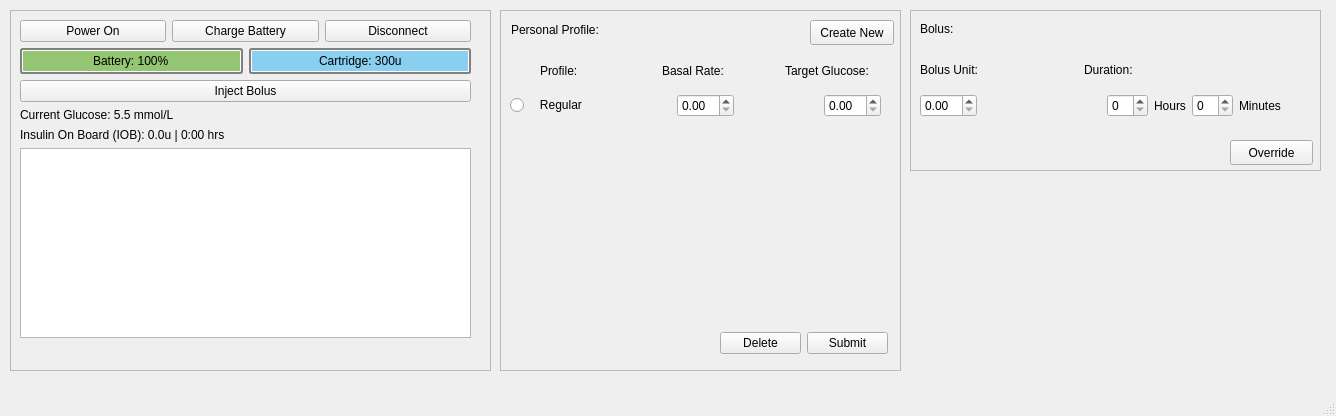
This is InsulinPump/mainwindow.ui in rae-shi/comp3004Team17InsulinPump as Qt 5 draws it before an edit. The edited form follows.
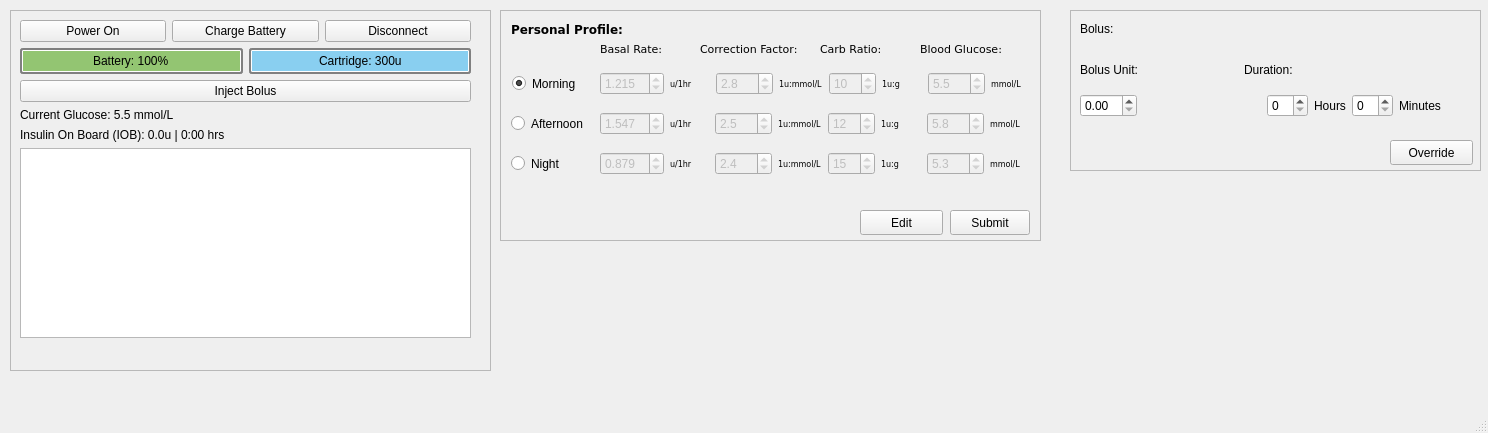
This is the edited form.

Commit message: Added changes for Personal Profile.

What changed in the file:
```diff
--- a/InsulinPump/mainwindow.ui
+++ b/InsulinPump/mainwindow.ui
@@ -6,8 +6,8 @@
    <rect>
     <x>0</x>
     <y>0</y>
-    <width>1336</width>
-    <height>416</height>
+    <width>1488</width>
+    <height>433</height>
    </rect>
   </property>
   <widget class="QWidget" name="centralwidget">
@@ -145,8 +145,8 @@
      <rect>
       <x>500</x>
       <y>10</y>
-      <width>401</width>
-      <height>361</height>
+      <width>541</width>
+      <height>231</height>
      </rect>
     </property>
     <property name="frameShape">
@@ -160,142 +160,518 @@
       <rect>
        <x>11</x>
        <y>11</y>
-       <width>105</width>
+       <width>141</width>
        <height>17</height>
       </rect>
      </property>
+     <property name="font">
+      <font>
+       <family>DejaVu Sans</family>
+       <weight>75</weight>
+       <bold>true</bold>
+      </font>
+     </property>
      <property name="text">
       <string>Personal Profile:</string>
      </property>
     </widget>
-    <widget class="QPushButton" name="createProfileButton">
+    <widget class="QRadioButton" name="morningProfileRadioButton">
      <property name="geometry">
       <rect>
-       <x>310</x>
-       <y>10</y>
-       <width>84</width>
-       <height>25</height>
+       <x>12</x>
+       <y>62</y>
+       <width>78</width>
+       <height>23</height>
       </rect>
      </property>
      <property name="text">
-      <string>Create New</string>
+      <string>Morning</string>
      </property>
+     <property name="checked">
+      <bool>true</bool>
+     </property>
     </widget>
-    <widget class="QWidget" name="layoutWidget">
+    <widget class="QRadioButton" name="afternoonProfileRadioButton">
      <property name="geometry">
       <rect>
-       <x>10</x>
-       <y>80</y>
-       <width>371</width>
-       <height>31</height>
+       <x>11</x>
+       <y>102</y>
+       <width>89</width>
+       <height>23</height>
       </rect>
      </property>
-     <layout class="QHBoxLayout" name="defaultProfileLayout">
+     <property name="text">
+      <string>Afternoon</string>
+     </property>
+    </widget>
+    <widget class="QRadioButton" name="nightProfileRadioButton">
+     <property name="geometry">
+      <rect>
+       <x>11</x>
+       <y>142</y>
+       <width>60</width>
+       <height>23</height>
+      </rect>
+     </property>
+     <property name="text">
+      <string>Night</string>
+     </property>
+    </widget>
+    <widget class="QWidget" name="layoutWidget_2">
+     <property name="geometry">
+      <rect>
+       <x>100</x>
+       <y>100</y>
+       <width>429</width>
+       <height>28</height>
+      </rect>
+     </property>
+     <layout class="QHBoxLayout" name="afternoonProfileLayout">
       <item>
-       <widget class="QRadioButton" name="defaultProfileRadioButton">
+       <widget class="QDoubleSpinBox" name="afternoonBRSpinBox">
+        <property name="enabled">
+         <bool>false</bool>
+        </property>
+        <property name="decimals">
+         <number>3</number>
+        </property>
+        <property name="value">
+         <double>1.547000000000000</double>
+        </property>
+       </widget>
+      </item>
+      <item>
+       <widget class="QLabel" name="afternoonBRUnitLabel">
+        <property name="font">
+         <font>
+          <family>DejaVu Sans</family>
+          <pointsize>6</pointsize>
+         </font>
+        </property>
         <property name="text">
-         <string>   Regular</string>
+         <string>u/1hr</string>
         </property>
        </widget>
       </item>
       <item>
-       <spacer name="spacer1">
-        <property name="orientation">
-         <enum>Qt::Horizontal</enum>
+       <widget class="QDoubleSpinBox" name="afternoonCFSpinBox">
+        <property name="enabled">
+         <bool>false</bool>
         </property>
-        <property name="sizeHint" stdset="0">
-         <size>
-          <width>40</width>
-          <height>20</height>
-         </size>
+        <property name="decimals">
+         <number>1</number>
         </property>
-       </spacer>
+        <property name="value">
+         <double>2.500000000000000</double>
+        </property>
+       </widget>
       </item>
       <item>
-       <widget class="QDoubleSpinBox" name="defaultProfileBasalSpinBox"/>
+       <widget class="QLabel" name="afternoonCFUnitLabel">
+        <property name="font">
+         <font>
+          <family>DejaVu Sans</family>
+          <pointsize>6</pointsize>
+         </font>
+        </property>
+        <property name="text">
+         <string>1u:mmol/L</string>
+        </property>
+       </widget>
       </item>
       <item>
-       <spacer name="spacer2">
-        <property name="orientation">
-         <enum>Qt::Horizontal</enum>
+       <widget class="QDoubleSpinBox" name="afternoonCRSpinBox">
+        <property name="enabled">
+         <bool>false</bool>
         </property>
-        <property name="sizeHint" stdset="0">
-         <size>
-          <width>40</width>
-          <height>20</height>
-         </size>
+        <property name="decimals">
+         <number>0</number>
         </property>
-       </spacer>
+        <property name="value">
+         <double>12.000000000000000</double>
+        </property>
+       </widget>
       </item>
       <item>
-       <widget class="QDoubleSpinBox" name="deafultProfileGlucoseSpinBox"/>
+       <widget class="QLabel" name="afternoonCRUnitLabel">
+        <property name="font">
+         <font>
+          <family>DejaVu Sans</family>
+          <pointsize>6</pointsize>
+         </font>
+        </property>
+        <property name="text">
+         <string>1u:g</string>
+        </property>
+       </widget>
       </item>
+      <item>
+       <widget class="QDoubleSpinBox" name="afternoonBGSpinBox">
+        <property name="enabled">
+         <bool>false</bool>
+        </property>
+        <property name="decimals">
+         <number>1</number>
+        </property>
+        <property name="value">
+         <double>5.800000000000000</double>
+        </property>
+       </widget>
+      </item>
+      <item>
+       <widget class="QLabel" name="afternoonBGUnitLabel">
+        <property name="font">
+         <font>
+          <family>DejaVu Sans</family>
+          <pointsize>6</pointsize>
+         </font>
+        </property>
+        <property name="text">
+         <string>mmol/L</string>
+        </property>
+       </widget>
+      </item>
      </layout>
     </widget>
-    <widget class="QWidget" name="layoutWidget">
+    <widget class="QWidget" name="layoutWidget_3">
      <property name="geometry">
       <rect>
-       <x>40</x>
-       <y>50</y>
-       <width>361</width>
-       <height>22</height>
+       <x>100</x>
+       <y>140</y>
+       <width>429</width>
+       <height>28</height>
       </rect>
      </property>
-     <layout class="QHBoxLayout" name="profileLabelLayout">
+     <layout class="QHBoxLayout" name="nightProfileLayout">
       <item>
-       <widget class="QLabel" name="profileLabel">
+       <widget class="QDoubleSpinBox" name="nightBRSpinBox">
+        <property name="enabled">
+         <bool>false</bool>
+        </property>
+        <property name="decimals">
+         <number>3</number>
+        </property>
+        <property name="value">
+         <double>0.879000000000000</double>
+        </property>
+       </widget>
+      </item>
+      <item>
+       <widget class="QLabel" name="afternoonBRUnitLabel_2">
+        <property name="font">
+         <font>
+          <family>DejaVu Sans</family>
+          <pointsize>6</pointsize>
+         </font>
+        </property>
         <property name="text">
-         <string>Profile:</string>
+         <string>u/1hr</string>
         </property>
        </widget>
       </item>
       <item>
-       <widget class="QLabel" name="basalLabel">
+       <widget class="QDoubleSpinBox" name="nightCFSpinBox">
+        <property name="enabled">
+         <bool>false</bool>
+        </property>
+        <property name="decimals">
+         <number>1</number>
+        </property>
+        <property name="value">
+         <double>2.400000000000000</double>
+        </property>
+       </widget>
+      </item>
+      <item>
+       <widget class="QLabel" name="nightCFUnitLabel">
+        <property name="font">
+         <font>
+          <family>DejaVu Sans</family>
+          <pointsize>6</pointsize>
+         </font>
+        </property>
         <property name="text">
-         <string>Basal Rate:</string>
+         <string>1u:mmol/L</string>
         </property>
        </widget>
       </item>
       <item>
-       <widget class="QLabel" name="targetGlucoseLabel">
+       <widget class="QDoubleSpinBox" name="nightCRSpinBox">
+        <property name="enabled">
+         <bool>false</bool>
+        </property>
+        <property name="decimals">
+         <number>0</number>
+        </property>
+        <property name="value">
+         <double>15.000000000000000</double>
+        </property>
+       </widget>
+      </item>
+      <item>
+       <widget class="QLabel" name="nightCRUnitLabel">
+        <property name="font">
+         <font>
+          <family>DejaVu Sans</family>
+          <pointsize>6</pointsize>
+         </font>
+        </property>
         <property name="text">
-         <string>Target Glucose:</string>
+         <string>1u:g</string>
         </property>
        </widget>
       </item>
+      <item>
+       <widget class="QDoubleSpinBox" name="nightBGSpinBox">
+        <property name="enabled">
+         <bool>false</bool>
+        </property>
+        <property name="decimals">
+         <number>1</number>
+        </property>
+        <property name="value">
+         <double>5.300000000000000</double>
+        </property>
+       </widget>
+      </item>
+      <item>
+       <widget class="QLabel" name="nightBGUnitLabel">
+        <property name="font">
+         <font>
+          <family>DejaVu Sans</family>
+          <pointsize>6</pointsize>
+         </font>
+        </property>
+        <property name="text">
+         <string>mmol/L</string>
+        </property>
+       </widget>
+      </item>
      </layout>
     </widget>
+    <widget class="QPushButton" name="submitProfileButton">
+     <property name="geometry">
+      <rect>
+       <x>450</x>
+       <y>200</y>
+       <width>80</width>
+       <height>25</height>
+      </rect>
+     </property>
+     <property name="text">
+      <string>Submit</string>
+     </property>
+    </widget>
     <widget class="QWidget" name="layoutWidget">
      <property name="geometry">
       <rect>
-       <x>220</x>
-       <y>320</y>
-       <width>168</width>
-       <height>27</height>
+       <x>100</x>
+       <y>60</y>
+       <width>431</width>
+       <height>28</height>
       </rect>
      </property>
-     <layout class="QHBoxLayout" name="ProfileButtonLayout">
+     <layout class="QHBoxLayout" name="morningProfileLayout">
       <item>
-       <widget class="QPushButton" name="deleteProfileButton">
+       <widget class="QDoubleSpinBox" name="morningBRSpinBox">
+        <property name="enabled">
+         <bool>false</bool>
+        </property>
+        <property name="decimals">
+         <number>3</number>
+        </property>
+        <property name="value">
+         <double>1.215000000000000</double>
+        </property>
+       </widget>
+      </item>
+      <item>
+       <widget class="QLabel" name="morningBRUnitLabel">
+        <property name="font">
+         <font>
+          <family>DejaVu Sans</family>
+          <pointsize>6</pointsize>
+         </font>
+        </property>
         <property name="text">
-         <string>Delete</string>
+         <string>u/1hr</string>
         </property>
        </widget>
       </item>
       <item>
-       <widget class="QPushButton" name="submitProfileButton">
+       <widget class="QDoubleSpinBox" name="morningCFSpinBox">
+        <property name="enabled">
+         <bool>false</bool>
+        </property>
+        <property name="decimals">
+         <number>1</number>
+        </property>
+        <property name="value">
+         <double>2.800000000000000</double>
+        </property>
+       </widget>
+      </item>
+      <item>
+       <widget class="QLabel" name="morningCFUnitLabel">
+        <property name="font">
+         <font>
+          <family>DejaVu Sans</family>
+          <pointsize>6</pointsize>
+         </font>
+        </property>
         <property name="text">
-         <string>Submit</string>
+         <string>1u:mmol/L</string>
         </property>
        </widget>
       </item>
+      <item>
+       <widget class="QDoubleSpinBox" name="morningCRSpinBox">
+        <property name="enabled">
+         <bool>false</bool>
+        </property>
+        <property name="decimals">
+         <number>0</number>
+        </property>
+        <property name="value">
+         <double>10.000000000000000</double>
+        </property>
+       </widget>
+      </item>
+      <item>
+       <widget class="QLabel" name="morningCRUnitLabel">
+        <property name="font">
+         <font>
+          <family>DejaVu Sans</family>
+          <pointsize>6</pointsize>
+         </font>
+        </property>
+        <property name="text">
+         <string>1u:g</string>
+        </property>
+       </widget>
+      </item>
+      <item>
+       <widget class="QDoubleSpinBox" name="morningBGSpinBox">
+        <property name="enabled">
+         <bool>false</bool>
+        </property>
+        <property name="decimals">
+         <number>1</number>
+        </property>
+        <property name="value">
+         <double>5.500000000000000</double>
+        </property>
+       </widget>
+      </item>
+      <item>
+       <widget class="QLabel" name="morningBGUnitLabel">
+        <property name="font">
+         <font>
+          <family>DejaVu Sans</family>
+          <pointsize>6</pointsize>
+         </font>
+        </property>
+        <property name="text">
+         <string>mmol/L</string>
+        </property>
+       </widget>
+      </item>
      </layout>
     </widget>
+    <widget class="QPushButton" name="editProfileButton">
+     <property name="geometry">
+      <rect>
+       <x>360</x>
+       <y>200</y>
+       <width>83</width>
+       <height>25</height>
+      </rect>
+     </property>
+     <property name="text">
+      <string>Edit</string>
+     </property>
+    </widget>
+    <widget class="QLabel" name="BRLabel">
+     <property name="geometry">
+      <rect>
+       <x>100</x>
+       <y>30</y>
+       <width>91</width>
+       <height>17</height>
+      </rect>
+     </property>
+     <property name="font">
+      <font>
+       <family>DejaVu Sans</family>
+       <pointsize>8</pointsize>
+      </font>
+     </property>
+     <property name="text">
+      <string>Basal Rate:</string>
+     </property>
+    </widget>
+    <widget class="QLabel" name="CFLabel">
+     <property name="geometry">
+      <rect>
+       <x>200</x>
+       <y>30</y>
+       <width>101</width>
+       <height>17</height>
+      </rect>
+     </property>
+     <property name="font">
+      <font>
+       <family>DejaVu Sans</family>
+       <pointsize>8</pointsize>
+      </font>
+     </property>
+     <property name="text">
+      <string>Correction Factor:</string>
+     </property>
+    </widget>
+    <widget class="QLabel" name="CRLabel">
+     <property name="geometry">
+      <rect>
+       <x>320</x>
+       <y>30</y>
+       <width>91</width>
+       <height>17</height>
+      </rect>
+     </property>
+     <property name="font">
+      <font>
+       <family>DejaVu Sans</family>
+       <pointsize>8</pointsize>
+      </font>
+     </property>
+     <property name="text">
+      <string>Carb Ratio:</string>
+     </property>
+    </widget>
+    <widget class="QLabel" name="label_4">
+     <property name="geometry">
+      <rect>
+       <x>420</x>
+       <y>30</y>
+       <width>101</width>
+       <height>17</height>
+      </rect>
+     </property>
+     <property name="font">
+      <font>
+       <family>DejaVu Sans</family>
+       <pointsize>8</pointsize>
+      </font>
+     </property>
+     <property name="text">
+      <string>Blood Glucose:</string>
+     </property>
+    </widget>
    </widget>
    <widget class="QFrame" name="bolusFrame">
     <property name="geometry">
      <rect>
-      <x>910</x>
+      <x>1070</x>
       <y>10</y>
       <width>411</width>
       <height>161</height>
```
Left out of the diff: 2 changed lines with no effect on the pictures. The commit also changes 4 other files.
